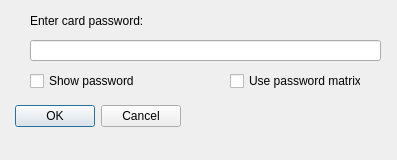
Nitrokey/nitrokey-pro-firmware, file PC software/CryptoStickGUI/passworddialog.ui: the form before one commit.
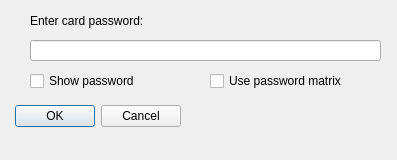
The form after the commit.

```diff
--- a/PC software/CryptoStickGUI/passworddialog.ui
+++ b/PC software/CryptoStickGUI/passworddialog.ui
@@ -50,7 +50,7 @@
     <rect>
      <x>30</x>
      <y>70</y>
-     <width>111</width>
+     <width>141</width>
      <height>22</height>
     </rect>
    </property>
@@ -86,9 +86,9 @@
   <widget class="QCheckBox" name="checkBox_PasswordMatrix">
    <property name="geometry">
     <rect>
-     <x>230</x>
+     <x>210</x>
      <y>70</y>
-     <width>131</width>
+     <width>181</width>
      <height>22</height>
     </rect>
    </property>
```
